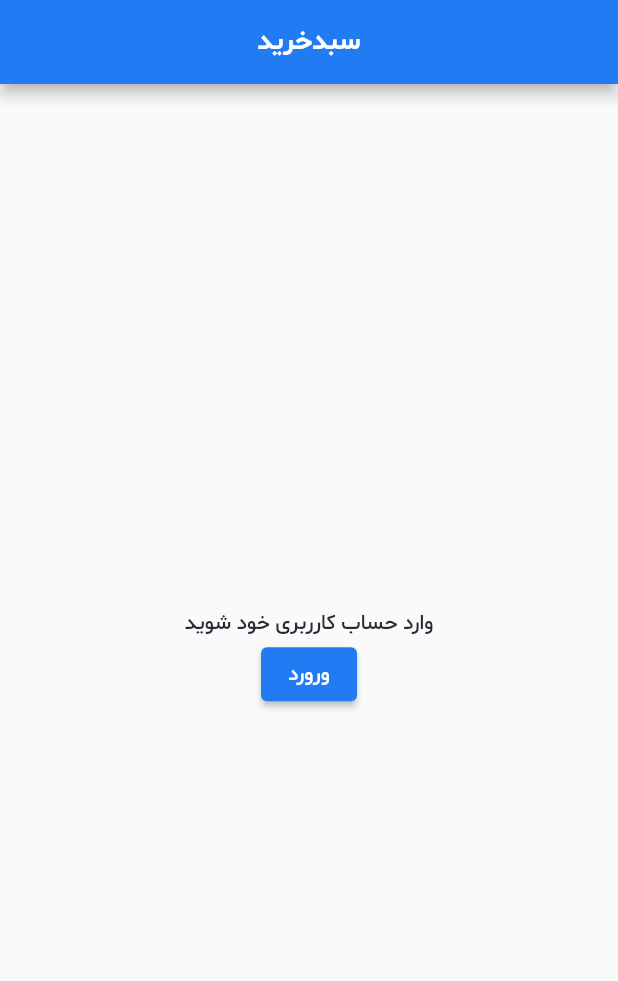
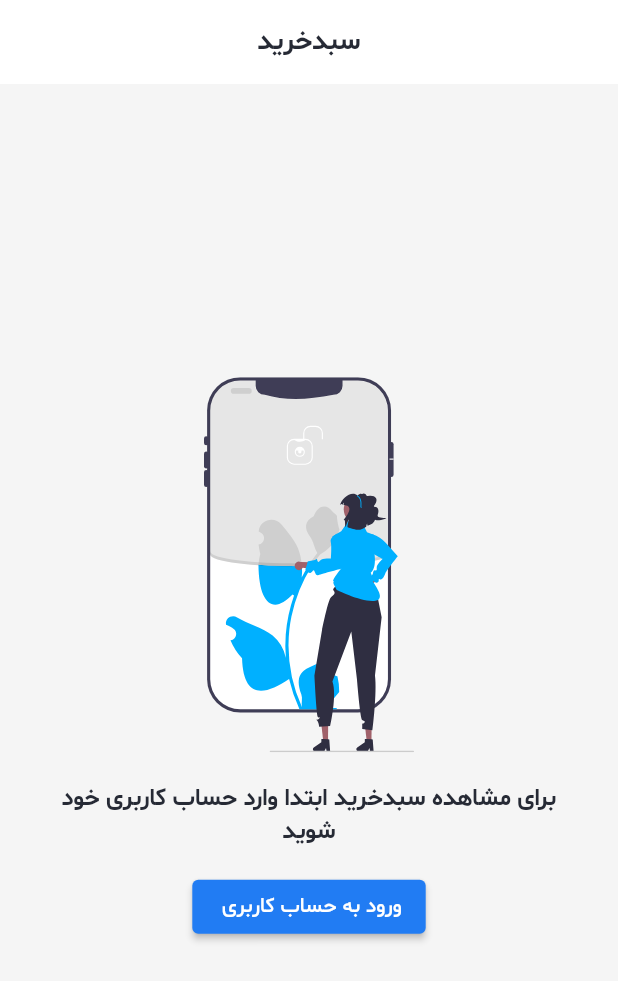
Before and after one commit to shahrambabaei/Nike_Bloc, a Flutter app: the CartScreen screen opened directly, on a phone screen of 412 x 824 dp. Shown: the top 981 px of the screen. Run offline on Flutter 3.47's test engine with Material 2 defaults, Android fonts, the phone set to English and light mode, and no system bars; our stand-ins replace bloc, cached_network_image, dio, equatable, flutter_bloc, flutter_svg and 2 more; accounts and stored records are empty; network calls fail.

Commit message:
Delete product from cart

```diff
--- a/lib/configs/theme.dart
+++ b/lib/configs/theme.dart
@@ -8,4 +8,5 @@ class LightThemeColors {
   static const secondaryTextColor = Color(0xffB3B6BE);
   static const onBackgroundColor = Colors.white;
   static const surfacedColor = Colors.white;
+  static const surfaceVariant = Color(0xfff5f5f5);
 }
--- a/lib/data/models/cart.dart
+++ b/lib/data/models/cart.dart
@@ -1,4 +1,4 @@
-import 'dart:convert';
+
 
 class Cart {
   final int productId;
--- a/lib/data/models/cart_item.dart
+++ b/lib/data/models/cart_item.dart
@@ -6,6 +6,7 @@ class CartItemEntity {
   final ProductEntity product;
   final int id;
   final int count;
+  bool deleteButtonLoading = false;
 
   CartItemEntity(this.product, this.id, this.count);
   CartItemEntity.fromJson(Map<String, dynamic> json)
--- a/lib/data/repo/cart_repository.dart
+++ b/lib/data/repo/cart_repository.dart
@@ -34,10 +34,7 @@ class CartRepository implements ICartRepository {
   }
 
   @override
-  Future<void> delete(int cartItemId) {
-    // TODO: implement delete
-    throw UnimplementedError();
-  }
+  Future<void> delete(int cartItemId) => dataSource.delete(cartItemId);
 
   @override
   Future<CartResponse> getAll() => dataSource.getAll();
--- a/lib/data/source/cart_datasource.dart
+++ b/lib/data/source/cart_datasource.dart
@@ -34,9 +34,8 @@ class CartRemoteDataSource implements ICartDataSource {
   }
 
   @override
-  Future<void> delete(int cartItemId) {
-    // TODO: implement delete
-    throw UnimplementedError();
+  Future<void> delete(int cartItemId) async {
+    await httpClient.post('cart/remove', data: {'cart_item_id': cartItemId});
   }
 
   @override
--- a/lib/ui/cart/bloc/cart_bloc.dart
+++ b/lib/ui/cart/bloc/cart_bloc.dart
@@ -1,5 +1,6 @@
 import 'package:bloc/bloc.dart';
 import 'package:equatable/equatable.dart';
+import 'package:flutter/material.dart';
 import 'package:nike/configs/exceptions.dart';
 import 'package:nike/data/models/authinfo.dart';
 import 'package:nike/data/models/cart_response.dart';
@@ -19,7 +20,31 @@ class CartBloc extends Bloc<CartEvent, CartState> {
         } else {
           await loadCartItem(emit);
         }
-      } else if (event is CartDeleteButton) {
+      } else if (event is CartDeleteButtonClick) {
+        try {
+          if (state is CartSuccess) {
+            final successState = (state as CartSuccess);
+            final index = successState.cartResponse.cartItems
+                .indexWhere((element) => element.id == event.cartItemId);
+            successState.cartResponse.cartItems[index].deleteButtonLoading =
+                true;
+            emit(CartSuccess(successState.cartResponse));
+          }
+
+          await cartRepository.delete(event.cartItemId);
+          if (state is CartSuccess) {
+            final successState = (state as CartSuccess);
+            successState.cartResponse.cartItems
+                .removeWhere((element) => element.id == event.cartItemId);
+            if (successState.cartResponse.cartItems.isEmpty) {
+              emit(CartEmpty());
+            } else {
+              emit(CartSuccess(successState.cartResponse));
+            }
+          }
+        } catch (e) {
+          debugPrint(e.toString());
+        }
       } else if (event is CartAuthInfoChanged) {
         final authInfo = event.authInfo;
         if (authInfo == null || authInfo.accesstoken.isEmpty) {
@@ -37,7 +62,11 @@ class CartBloc extends Bloc<CartEvent, CartState> {
     try {
       emit(CartLoading());
       final result = await cartRepository.getAll();
-      emit(CartSuccess(result));
+      if (result.cartItems.isEmpty) {
+        emit(CartEmpty());
+      } else {
+        emit(CartSuccess(result));
+      }
     } catch (e) {
       emit(CartError(AppException()));
     }
--- a/lib/ui/cart/bloc/cart_event.dart
+++ b/lib/ui/cart/bloc/cart_event.dart
@@ -13,7 +13,13 @@ class CartStarted extends CartEvent {
   const CartStarted(this.authInfo);
 }
 
-class CartDeleteButton extends CartEvent {}
+class CartDeleteButtonClick extends CartEvent {
+  final int cartItemId;
+
+  const CartDeleteButtonClick(this.cartItemId);
+  @override
+  List<Object> get props => [cartItemId];
+}
 
 class CartAuthInfoChanged extends CartEvent {
   final AuthInfo? authInfo;
--- a/lib/ui/cart/bloc/cart_state.dart
+++ b/lib/ui/cart/bloc/cart_state.dart
@@ -1,10 +1,9 @@
 part of 'cart_bloc.dart';
 
-abstract class CartState extends Equatable {
+abstract class CartState {
   const CartState();
 
-  @override
-  List<Object> get props => [];
+
 }
 
 class CartLoading extends CartState {}
@@ -13,8 +12,7 @@ class CartSuccess extends CartState {
   final CartResponse cartResponse;
 
   const CartSuccess(this.cartResponse);
-  @override
-  List<Object> get props => [cartResponse];
+
 }
 
 class CartError extends CartState {
@@ -23,4 +21,6 @@ class CartError extends CartState {
   const CartError(this.appException);
 }
 
+
+class CartEmpty extends CartState {}
 class CartAuthRequired extends CartState {}
--- a/lib/ui/cart/cart.dart
+++ b/lib/ui/cart/cart.dart
@@ -1,13 +1,13 @@
-import 'package:flutter/cupertino.dart';
 import 'package:flutter/material.dart';
 import 'package:flutter_bloc/flutter_bloc.dart';
+import 'package:flutter_svg/flutter_svg.dart';
 import 'package:nike/configs/theme.dart';
 import 'package:nike/data/repo/auth_repository.dart';
 import 'package:nike/data/repo/cart_repository.dart';
 import 'package:nike/ui/auth/auth.dart';
 import 'package:nike/ui/cart/bloc/cart_bloc.dart';
-import 'package:nike/utils/engine.dart';
-import 'package:nike/widgets/imageloadingservice.dart';
+import 'package:nike/ui/cart/cart_item.dart';
+import 'package:nike/widgets/empty_state.dart';
 
 class CartScreen extends StatefulWidget {
   const CartScreen({Key? key}) : super(key: key);
@@ -39,6 +39,7 @@ class _CartScreenState extends State<CartScreen> {
   @override
   Widget build(BuildContext context) {
     return Scaffold(
+        backgroundColor: LightThemeColors.surfaceVariant,
         appBar: AppBar(
           centerTitle: true,
           title: const Text('سبدخرید'),
@@ -64,144 +65,44 @@ class _CartScreenState extends State<CartScreen> {
                 itemCount: state.cartResponse.cartItems.length,
                 itemBuilder: (context, index) {
                   final data = state.cartResponse.cartItems[index];
-                  return Container(
-                    margin: const EdgeInsets.all(8),
-                    decoration: BoxDecoration(
-                        borderRadius: BorderRadius.circular(8),
-                        color: LightThemeColors.surfacedColor,
-                        boxShadow: [
-                          BoxShadow(
-                              color: Colors.black.withOpacity(.05),
-                              blurRadius: 10)
-                        ]),
-                    child: Column(children: [
-                      Padding(
-                        padding: const EdgeInsets.all(8.0),
-                        child: Row(children: [
-                          SizedBox(
-                              width: 100,
-                              height: 100,
-                              child: ImageLoadingService(
-                                  imageUrl: data.product.imageUrl)),
-                          Expanded(
-                              child: Padding(
-                            padding: const EdgeInsets.all(8.0),
-                            child: Text(data.product.title,
-                                style: const TextStyle(fontSize: 16)),
-                          ))
-                        ]),
-                      ),
-                      Padding(
-                        padding: const EdgeInsets.only(left: 8, right: 8),
-                        child: Row(
-                          mainAxisAlignment: MainAxisAlignment.spaceBetween,
-                          children: [
-                            Column(
-                                mainAxisAlignment: MainAxisAlignment.center,
-                                children: [
-                                  const Text('تعداد'),
-                                  Row(
-                                    children: [
-                                      IconButton(
-                                        onPressed: () {},
-                                        icon: const Icon(
-                                            CupertinoIcons.plus_rectangle),
-                                      ),
-                                      Text(
-                                        data.count.toString(),
-                                        style: Theme.of(context)
-                                            .textTheme
-                                            .headline6,
-                                      ),
-                                      IconButton(
-                                        onPressed: () {},
-                                        icon: const Icon(
-                                            CupertinoIcons.minus_rectangle),
-                                      ),
-                                    ],
-                                  )
-                                ]),
-                            Column(
-                                mainAxisAlignment: MainAxisAlignment.center,
-                                children: [
-                                  Text(
-                                    data.product.previousPrice.withPriceLable,
-                                    style: const TextStyle(
-                                        color: Colors.grey,
-                                        decoration: TextDecoration.lineThrough),
-                                  ),
-                                  Text(
-                                    data.product.price.withPriceLable,
-                                  ),
-                                ])
-                          ],
-                        ),
-                      ),
-                      const Divider(height: 2),
-                      TextButton(
-                        onPressed: () {},
-                        child: const Text('حذف از سبد خرید'),
-                      )
-                    ]),
+                  return Cartitem(
+                    data: data,
+                    onDeleteButtonClick: () {
+                      cartBloc.add(CartDeleteButtonClick(data.id));
+                    },
                   );
                 },
               );
             } else if (state is CartAuthRequired) {
-              return Center(
-                child: Column(
-                  mainAxisAlignment: MainAxisAlignment.center,
-                  children: [
-                    const Text('وارد حساب کارربری خود شوید'),
-                    ElevatedButton(
-                        onPressed: () {
-                          Navigator.of(context).push(MaterialPageRoute(
-                            builder: (context) => const AuthScreen(),
-                          ));
-                        },
-                        child: const Text('ورورد'))
-                  ],
+              return EmptyView(
+                message: 'برای مشاهده سبدخرید ابتدا وارد حساب کاربری خود شوید',
+                callToAction: ElevatedButton(
+                  onPressed: () {
+                    Navigator.of(context).push(
+                      MaterialPageRoute(
+                        builder: (context) => const AuthScreen(),
+                      ),
+                    );
+                  },
+                  child: const Text(' ورود به حساب کاربری'),
+                ),
+                image: SvgPicture.asset(
+                  'assets/images/auth_required.svg',
+                  width: 140,
                 ),
               );
+            } else if (state is CartEmpty) {
+              return EmptyView(
+                  message: 'تاکنون هیچ محصولی به سبدخرید خود اضافه نکرده اید',
+                  callToAction: null,
+                  image: SvgPicture.asset(
+                    'assets/images/empty_cart.svg',
+                    width: 200,
+                  ));
             } else {
               throw Exception('Current cart state is not valid');
             }
           },
-        ))
-
-        //  ValueListenableBuilder<AuthInfo?>(
-        //   valueListenable: AuthRepository.authChangeNotifier,
-        //   builder: (context, authState, child) {
-        //     final isAuthenticated =
-        //         authState != null && authState.accesstoken.isNotEmpty;
-        //     return Center(
-        //         child: Column(
-        //       mainAxisAlignment: MainAxisAlignment.center,
-        //       children: [
-        //         Text(isAuthenticated
-        //             ? 'خوش آمدید'
-        //             : 'لطفا وارد حساب کاربری خود شوید'),
-        //         isAuthenticated
-        //             ? ElevatedButton(
-        //                 onPressed: () {
-        //                   authRepository.signOut();
-        //                 },
-        //                 child: const Text('خروج از حساب'))
-        //             : ElevatedButton(
-        //                 onPressed: () {
-        //                   Navigator.of(context, rootNavigator: true).push(
-        //                       MaterialPageRoute(
-        //                           builder: (context) => const AuthScreen()));
-        //                 },
-        //                 child: const Text('ورود')),
-        //         ElevatedButton(
-        //             onPressed: () async {
-        //               await authRepository.refreshToken();
-        //             },
-        //             child: const Text('Refresh Token')),
-        //       ],
-        //     ));
-        //   },
-        // ),
-        );
+        )));
   }
 }
--- /dev/null
+++ b/lib/widgets/empty_state.dart
@@ -0,0 +1,31 @@
+import 'package:flutter/material.dart';
+
+class EmptyView extends StatelessWidget {
+  const EmptyView(
+      {Key? key, required this.message, this.callToAction, required this.image})
+      : super(key: key);
+  final String message;
+  final Widget? callToAction;
+  final Widget image;
+
+  @override
+  Widget build(BuildContext context) {
+    return Center(
+        child: Column(
+      mainAxisAlignment: MainAxisAlignment.center,
+      children: [
+        image,
+        Padding(
+          padding: const EdgeInsets.fromLTRB(30, 20, 30, 15),
+          child: Text(
+            message,
+            style:
+                Theme.of(context).textTheme.headline6!.copyWith(fontSize: 16),
+            textAlign: TextAlign.center,
+          ),
+        ),
+        if (callToAction != null) callToAction!,
+      ],
+    ));
+  }
+}
--- a/pubspec.yaml
+++ b/pubspec.yaml
@@ -40,6 +40,7 @@ dependencies:
   smooth_page_indicator: ^1.0.0+2
   shared_preferences: ^2.0.15
   flutter_bloc: ^8.1.1
+  flutter_svg: ^1.1.4
 
 
 dev_dependencies:
```
Also changed, not shown: lib/main.dart (+10 -3 lines), lib/ui/cart/cart_item.dart (added, +95 -0 lines), assets/images/auth_required.svg (added), assets/images/empty_cart.svg (added), assets/images/no_data.svg (added), pubspec.lock.
